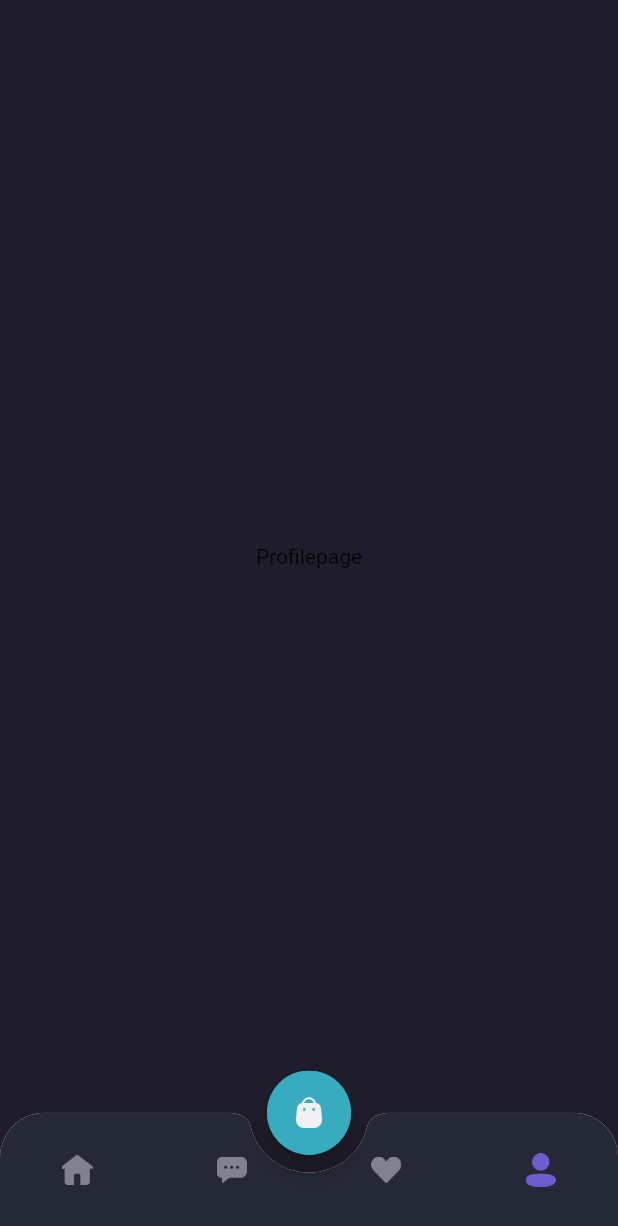
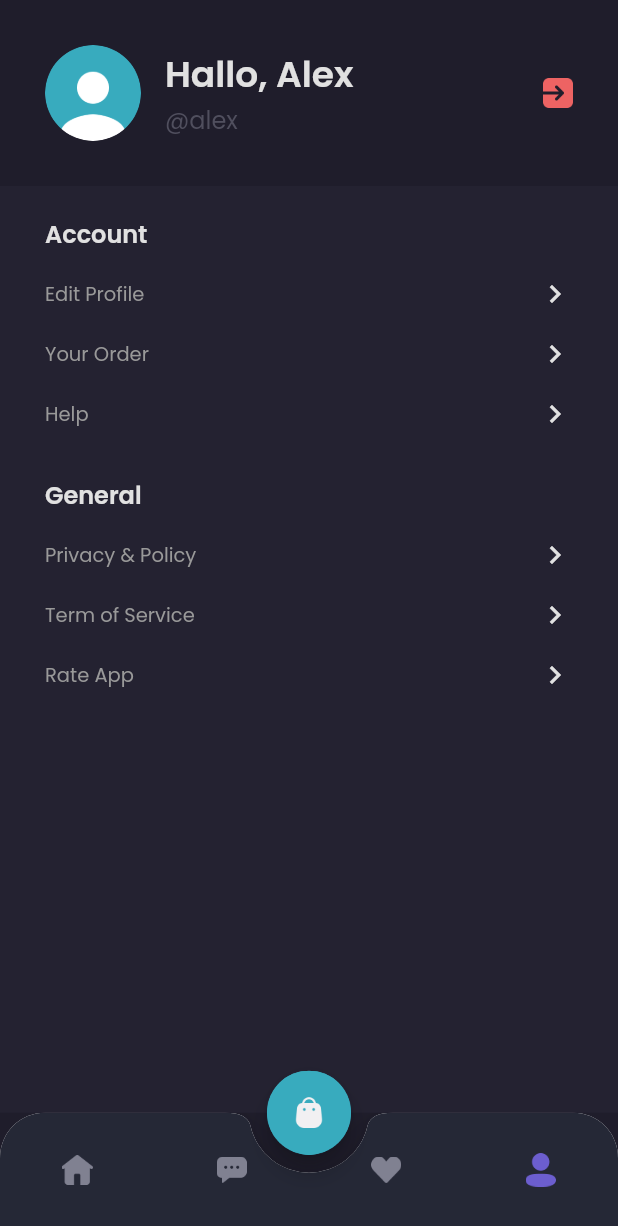
Before and after one commit to yanaatere/shamo, a Flutter app: the MainPage screen opened by its route, item 4 of the bottom bar chosen, on a phone screen of 412 x 824 dp. Shown: the top 1226 px of the screen. Run offline on Flutter 3.47's test engine with Material 2 defaults, Android fonts, the phone set to English and light mode, and no system bars; our stand-ins replace google_fonts.

```diff
--- a/lib/main.dart
+++ b/lib/main.dart
@@ -1,5 +1,6 @@
 import 'package:flutter/material.dart';
 import 'package:shamo/pages/detail_chat.dart';
+import 'package:shamo/pages/home/edit_profile.dart';
 import 'package:shamo/pages/home/main_page.dart';
 import 'package:shamo/pages/sign_in_page.dart';
 import 'package:shamo/pages/sign_up_page.dart';
@@ -20,6 +21,7 @@ class MyApp extends StatelessWidget {
         '/sign-up': (context) => SignUpPage(),
         '/home': (context) => MainPage(),
         '/detail-chat': (context) => DetailChatPage(),
+        '/edit-profile' : (context) => EditProfilePage()
       },
     );
   }
--- /dev/null
+++ b/lib/pages/home/edit_profile.dart
@@ -0,0 +1,14 @@
+import 'package:flutter/material.dart';
+
+class EditProfilePage extends StatelessWidget {
+  const EditProfilePage({Key? key}) : super(key: key);
+
+  @override
+  Widget build(BuildContext context) {
+    return Container(
+      child: Text(
+        'Halaman Edit Profile'
+      ),
+    );
+  }
+}
--- a/lib/pages/home/profile_page.dart
+++ b/lib/pages/home/profile_page.dart
@@ -1,12 +1,128 @@
 import 'package:flutter/material.dart';
+import 'package:shamo/theme.dart';
 
 class Profilepage extends StatelessWidget {
   const Profilepage({Key? key}) : super(key: key);
 
   @override
   Widget build(BuildContext context) {
+    Widget header() {
+      return AppBar(
+        backgroundColor: backgroundColor1,
+        automaticallyImplyLeading: false,
+        elevation: 0,
+        flexibleSpace: SafeArea(
+          child: Container(
+            padding: EdgeInsets.all(defaultMargin),
+            child: Row(
+              children: [
+                ClipOval(
+                  child: Image.asset(
+                    'assets/image_profile.png',
+                    width: 64,
+                  ),
+                ),
+                SizedBox(
+                  width: 16,
+                ),
+                Expanded(
+                  child: Column(
+                    crossAxisAlignment: CrossAxisAlignment.start,
+                    children: [
+                      Text(
+                        'Hallo, Alex',
+                        style: primaryTextStyle.copyWith(
+                            fontSize: 24, fontWeight: semiBold),
+                      ),
+                      Text(
+                        '@alex',
+                        style: subtitleTextStyle.copyWith(
+                            fontSize: 16, fontWeight: reguler),
+                      ),
+                    ],
+                  ),
+                ),
+                GestureDetector(
+                  onTap: () {
+                    Navigator.pushNamedAndRemoveUntil(
+                        context, '/sign-in', (route) => false);
+                  },
+                  child: Image.asset(
+                    'assets/icon_exit_button.png',
+                    width: 20,
+                  ),
+                )
+              ],
+            ),
+          ),
+        ),
+      );
+    }
+
+    Widget menuItem(String text) {
+      return Container(
+        margin: EdgeInsets.only(top: 16),
+        child: Row(
+          mainAxisAlignment: MainAxisAlignment.spaceBetween,
+          children: [
+            Text(
+              text,
+              style: secondaryTextStyle.copyWith(fontSize: 13),
+            ),
+            Icon(
+              Icons.chevron_right,
+              color: primaryTextColor,
+            )
+          ],
+        ),
+      );
+    }
+
+    Widget content() {
+      return Expanded(
+        child: Container(
+          width: double.infinity,
+          padding: EdgeInsets.symmetric(horizontal: defaultMargin),
+          decoration: BoxDecoration(color: backgroundColor3),
+          child: Column(
+            crossAxisAlignment: CrossAxisAlignment.start,
+            children: [
+              SizedBox(
+                height: 20,
+              ),
+              Text(
+                'Account',
+                style: primaryTextStyle.copyWith(
+                    fontWeight: semiBold, fontSize: 16),
+              ),
+              GestureDetector(
+                  onTap: () {
+                    Navigator.pushNamed(context, '/edit-profile');
+                  },
+                  child: menuItem('Edit Profile')),
+              menuItem('Your Order'),
+              menuItem('Help'),
+              SizedBox(
+                height: 30,
+              ),
+              Text(
+                'General',
+                style: primaryTextStyle.copyWith(
+                    fontWeight: semiBold, fontSize: 16),
+              ),
+              menuItem('Privacy & Policy'),
+              menuItem('Term of Service'),
+              menuItem('Rate App'),
+            ],
+          ),
+        ),
+      );
+    }
+
     return Center(
-      child: Text('Profilepage'),
+      child: Column(
+        children: [header(), content()],
+      ),
     );
   }
 }
```
Also changed, not shown: 2 other files.
